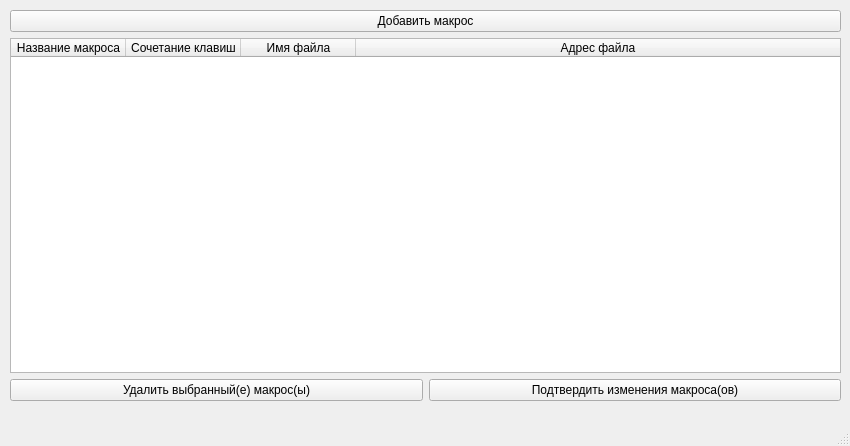
Old version of the form design/ui/macros.ui in the repository ashigaru0/Macroses-PCProgram.
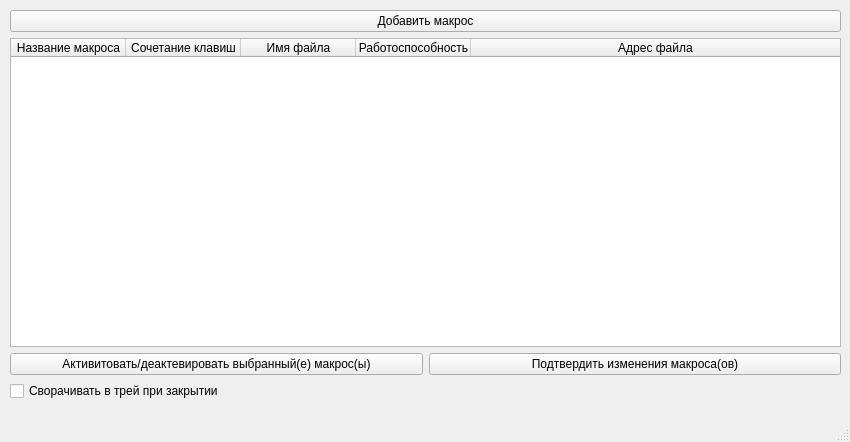
New version of the form.

The edit to the form file:
```diff
--- a/design/ui/macros.ui
+++ b/design/ui/macros.ui
@@ -7,13 +7,16 @@
     <x>0</x>
     <y>0</y>
     <width>850</width>
-    <height>446</height>
+    <height>442</height>
    </rect>
   </property>
   <property name="windowTitle">
    <string>Макросы</string>
   </property>
   <widget class="QWidget" name="centralwidget">
+   <property name="enabled">
+    <bool>true</bool>
+   </property>
    <widget class="QWidget" name="gridLayoutWidget">
     <property name="geometry">
      <rect>
@@ -54,6 +57,11 @@
          <string>Имя файла</string>
         </property>
        </column>
+       <column>
+        <property name="text">
+         <string>Работоспособность</string>
+        </property>
+       </column>
        <column>
         <property name="text">
          <string>Адрес файла</string>
@@ -66,7 +74,7 @@
        <item>
         <widget class="QPushButton" name="del_btn">
          <property name="text">
-          <string>Удалить выбранный(е) макрос(ы)</string>
+          <string>Активитовать/деактевировать выбранный(е) макрос(ы)</string>
          </property>
         </widget>
        </item>
@@ -79,6 +87,13 @@
        </item>
       </layout>
      </item>
+     <item row="6" column="0">
+      <widget class="QCheckBox" name="tray_cb">
+       <property name="text">
+        <string>Сворачивать в трей при закрытии</string>
+       </property>
+      </widget>
+     </item>
     </layout>
    </widget>
   </widget>
```
